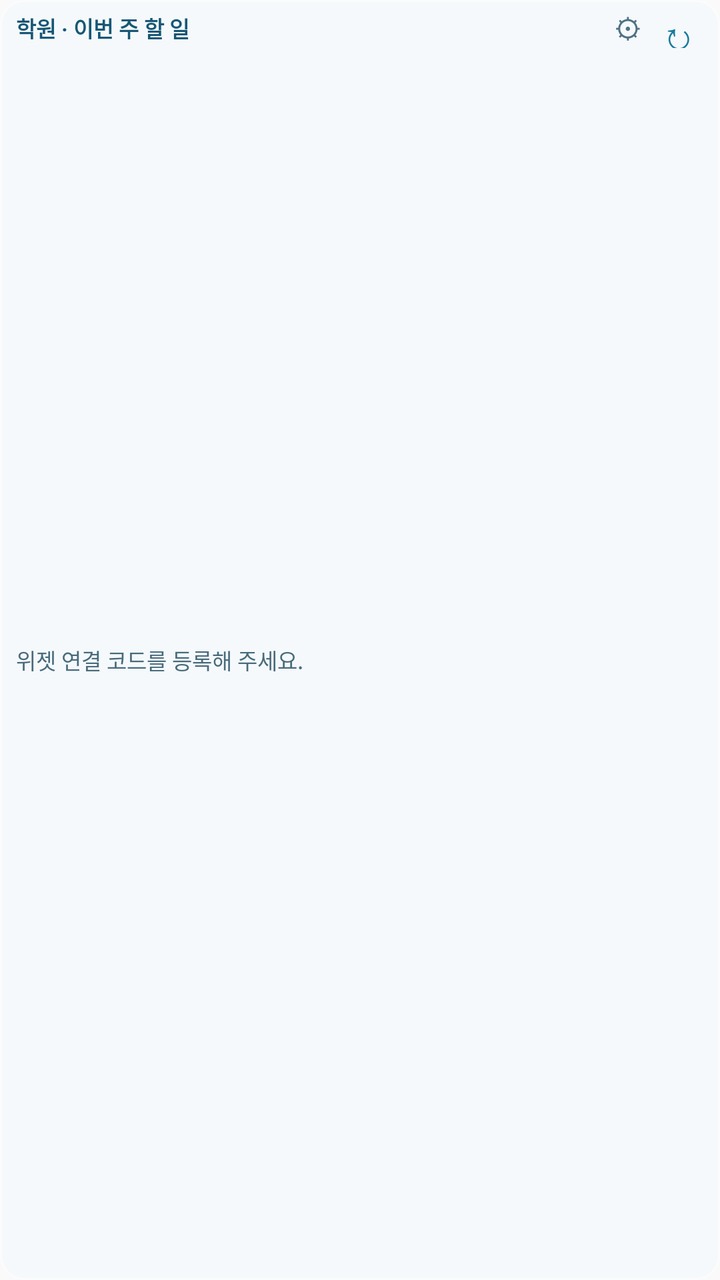
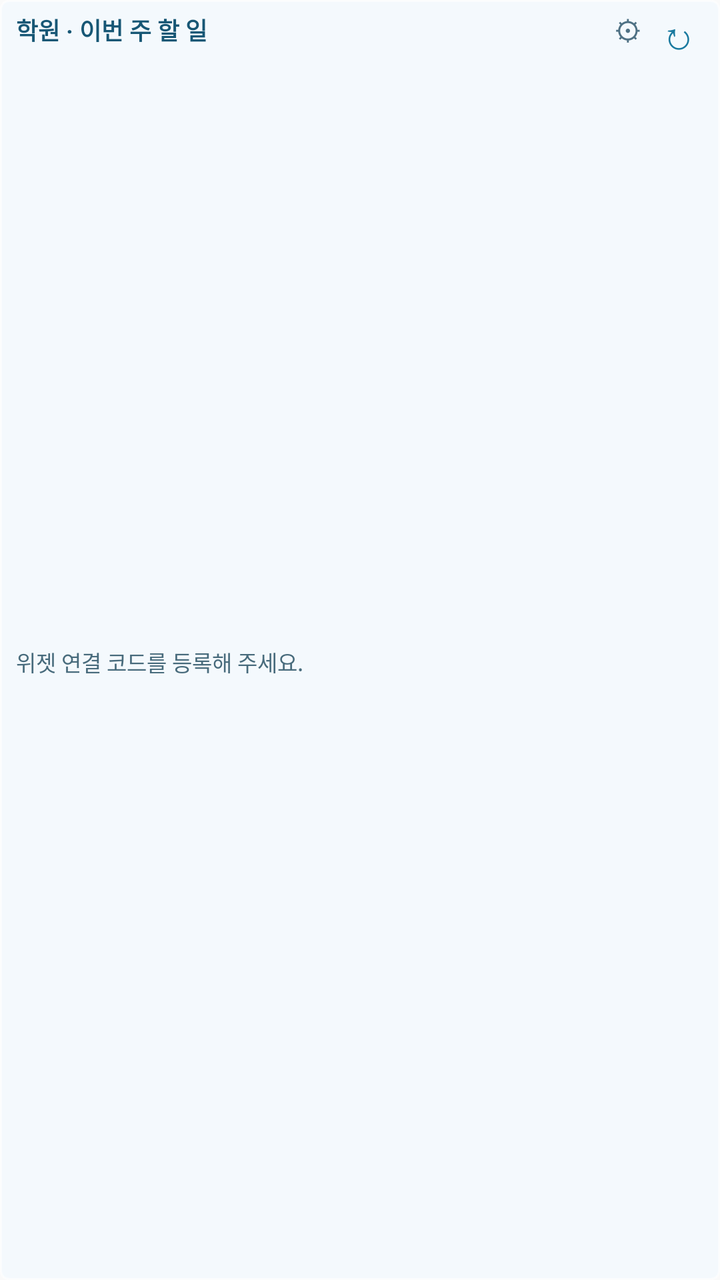

An Android layout rendered at two revisions. The XML below is the earlier revision; the diff shows what the commit changed to produce the second picture.
<!-- AndroidManifest.xml: application theme android:Theme.Material.Light.NoActionBar -->
<!-- res/layout/widget.xml -->
<LinearLayout xmlns:android="http://schemas.android.com/apk/res/android" android:id="@+id/root" android:layout_width="match_parent" android:layout_height="match_parent" android:orientation="vertical" android:paddingHorizontal="8dp" android:paddingVertical="4dp" android:background="@drawable/widget_background">
 <LinearLayout android:layout_width="match_parent" android:layout_height="20dp" android:gravity="center_vertical" android:orientation="horizontal">
  <TextView android:id="@+id/heading" android:layout_width="0dp" android:layout_weight="1" android:layout_height="match_parent" android:gravity="center_vertical" android:text="학원 · 이번 주 할 일" android:textColor="#175775" android:textSize="11sp" android:textStyle="bold" android:singleLine="true"/>
  <TextView android:id="@+id/settings" android:layout_width="24dp" android:layout_height="match_parent" android:gravity="center" android:text="⚙" android:textColor="#4F7184" android:textSize="14sp" android:contentDescription="위젯 연결 설정"/>
  <TextView android:id="@+id/refresh" android:layout_width="26dp" android:layout_height="match_parent" android:gravity="center" android:text="↻" android:textColor="#19799F" android:textSize="19sp" android:contentDescription="일정 새로고침"/>
 </LinearLayout>
 <FrameLayout android:layout_width="match_parent" android:layout_height="0dp" android:layout_weight="1">
  <ListView android:id="@+id/list" android:layout_width="match_parent" android:layout_height="match_parent" android:divider="@android:color/transparent" android:dividerHeight="0dp" android:scrollbars="none"/>
  <TextView android:id="@+id/empty" android:layout_width="match_parent" android:layout_height="match_parent" android:gravity="center_vertical" android:text="위젯 연결 코드를 등록해 주세요." android:textColor="#486B7C" android:textSize="11sp"/>
 </FrameLayout>
</LinearLayout>
<!-- resources referenced by this layout -->
<resources>
  <!-- drawable widget_background (drawable) -->
  <shape xmlns:android="http://schemas.android.com/apk/res/android"><solid android:color="#AAF4F9FD"/><corners android:radius="12dp"/><stroke android:width="1dp" android:color="#66FFFFFF"/></shape>
</resources>

<!-- the commit's change to res/layout/widget.xml (unified diff, before → after) -->
@@ -1,6 +1,8 @@
-<LinearLayout xmlns:android="http://schemas.android.com/apk/res/android" android:id="@+id/root" android:layout_width="match_parent" android:layout_height="match_parent" android:orientation="vertical" android:paddingHorizontal="8dp" android:paddingVertical="4dp" android:background="@drawable/widget_background">
- <LinearLayout android:layout_width="match_parent" android:layout_height="20dp" android:gravity="center_vertical" android:orientation="horizontal">
-  <TextView android:id="@+id/heading" android:layout_width="0dp" android:layout_weight="1" android:layout_height="match_parent" android:gravity="center_vertical" android:text="학원 · 이번 주 할 일" android:textColor="#175775" android:textSize="11sp" android:textStyle="bold" android:singleLine="true"/>
+<FrameLayout xmlns:android="http://schemas.android.com/apk/res/android" android:id="@+id/root" android:layout_width="match_parent" android:layout_height="match_parent">
+ <ImageView android:id="@android:id/background" android:layout_width="match_parent" android:layout_height="match_parent" android:src="@drawable/widget_background" android:scaleType="fitXY" android:clipToOutline="true" android:importantForAccessibility="no"/>
+ <LinearLayout android:layout_width="match_parent" android:layout_height="match_parent" android:orientation="vertical" android:paddingHorizontal="8dp" android:paddingVertical="4dp">
+ <LinearLayout android:layout_width="match_parent" android:layout_height="22dp" android:gravity="center_vertical" android:orientation="horizontal">
+  <TextView android:id="@+id/heading" android:layout_width="0dp" android:layout_weight="1" android:layout_height="match_parent" android:gravity="center_vertical" android:text="학원 · 이번 주 할 일" android:textColor="#175775" android:textSize="12sp" android:textStyle="bold" android:singleLine="true"/>
   <TextView android:id="@+id/settings" android:layout_width="24dp" android:layout_height="match_parent" android:gravity="center" android:text="⚙" android:textColor="#4F7184" android:textSize="14sp" android:contentDescription="위젯 연결 설정"/>
   <TextView android:id="@+id/refresh" android:layout_width="26dp" android:layout_height="match_parent" android:gravity="center" android:text="↻" android:textColor="#19799F" android:textSize="19sp" android:contentDescription="일정 새로고침"/>
  </LinearLayout>
@@ -9,3 +11,4 @@
   <TextView android:id="@+id/empty" android:layout_width="match_parent" android:layout_height="match_parent" android:gravity="center_vertical" android:text="위젯 연결 코드를 등록해 주세요." android:textColor="#486B7C" android:textSize="11sp"/>
  </FrameLayout>
 </LinearLayout>
+</FrameLayout>
<!-- resource entries referenced after the edit -->
@@ -1,6 +1,6 @@
 <!-- resources referenced by this layout -->
 <resources>
   <!-- drawable widget_background (drawable) -->
-  <shape xmlns:android="http://schemas.android.com/apk/res/android"><solid android:color="#AAF4F9FD"/><corners android:radius="12dp"/><stroke android:width="1dp" android:color="#66FFFFFF"/></shape>
+  <shape xmlns:android="http://schemas.android.com/apk/res/android"><solid android:color="#FFF4F9FD"/><corners android:radius="4dp"/><stroke android:width="1dp" android:color="#99FFFFFF"/></shape>
 </resources>
 
